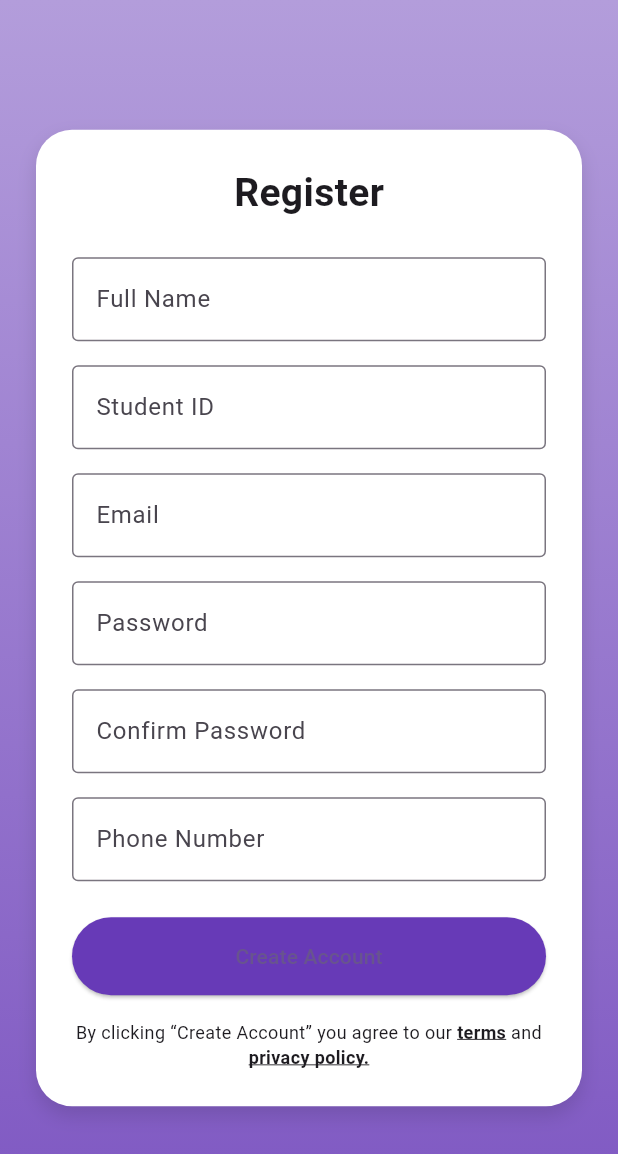
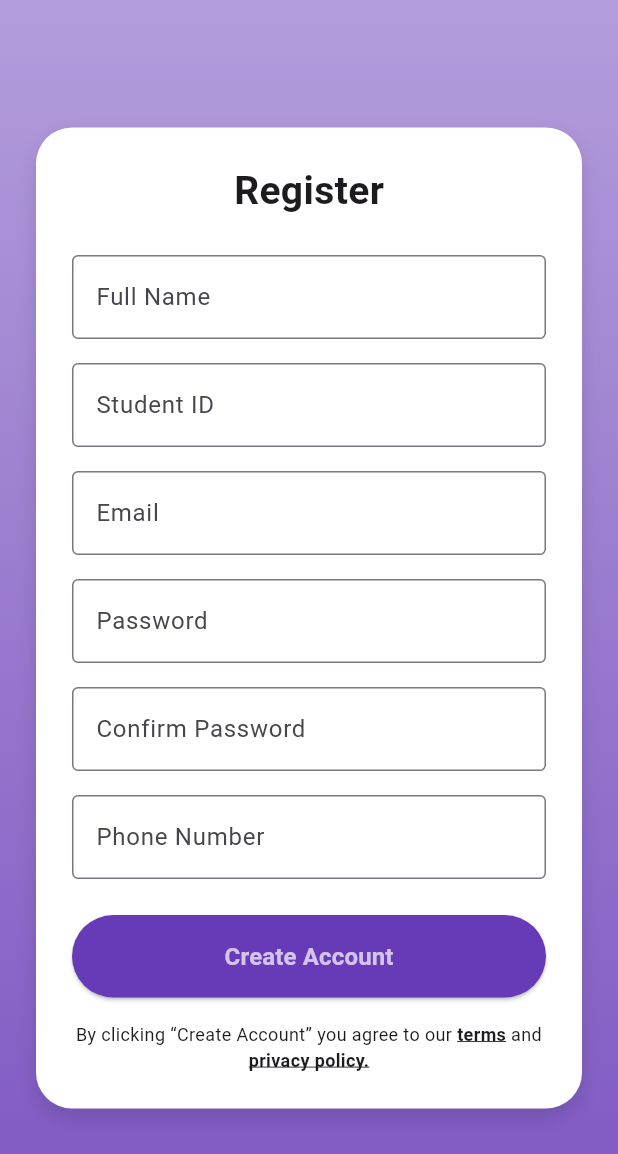
Before and after one commit to Danielsuhaimi7/flutterproject, a Flutter app: the RegisterScreen screen opened by its route, after a tap on "Create Account", on a phone screen of 412 x 824 dp. Shown: the top 1154 px of the screen. Run offline on Flutter 3.47's test engine with Material 3 defaults, Android fonts, the phone set to English and light mode, and no system bars; our stand-ins replace fl_chart, flutter_local_notifications, google_maps_flutter, image_picker, permission_handler, shared_preferences and 1 more; accounts and stored records are empty; network calls fail.

Commit message:
update register button

```diff
--- a/flutterproject/lib/screens/register_screen.dart
+++ b/flutterproject/lib/screens/register_screen.dart
@@ -17,6 +17,34 @@ class _RegisterScreenState extends State<RegisterScreen> {
   final confirmPasswordController = TextEditingController();
   final phoneController = TextEditingController();
 
+  bool isFormFilled = false;
+
+  @override
+  void initState() {
+    super.initState();
+    nameController.addListener(_updateFormState);
+    idController.addListener(_updateFormState);
+    emailController.addListener(_updateFormState);
+    passwordController.addListener(_updateFormState);
+    confirmPasswordController.addListener(_updateFormState);
+    phoneController.addListener(_updateFormState);
+  }
+
+  void _updateFormState() {
+    final filled = nameController.text.trim().isNotEmpty &&
+        idController.text.trim().isNotEmpty &&
+        emailController.text.trim().isNotEmpty &&
+        passwordController.text.trim().isNotEmpty &&
+        confirmPasswordController.text.trim().isNotEmpty &&
+        phoneController.text.trim().isNotEmpty;
+
+    if (filled != isFormFilled) {
+      setState(() {
+        isFormFilled = filled;
+      });
+    }
+  }
+
   void registerUser() async {
     if (_formKey.currentState!.validate()) {
       if (passwordController.text != confirmPasswordController.text) {
@@ -32,7 +60,7 @@ class _RegisterScreenState extends State<RegisterScreen> {
         "email": emailController.text.trim(),
         "password": passwordController.text.trim(),
         "phone": phoneController.text.trim(),
-        "role": "user", // 👈 explicitly specify role
+        "role": "user",
       });
 
       if (success) {
@@ -124,7 +152,14 @@ class _RegisterScreenState extends State<RegisterScreen> {
                           backgroundColor: Colors.deepPurple,
                           padding: const EdgeInsets.symmetric(vertical: 16),
                         ),
-                        child: const Text("Create Account"),
+                        child: Text(
+                          "Create Account",
+                          style: TextStyle(
+                            fontSize: 16,
+                            color: isFormFilled ? Colors.white : Colors.white70,
+                            fontWeight: FontWeight.bold,
+                          ),
+                        ),
                       ),
                     ),
                     const SizedBox(height: 16),
```
